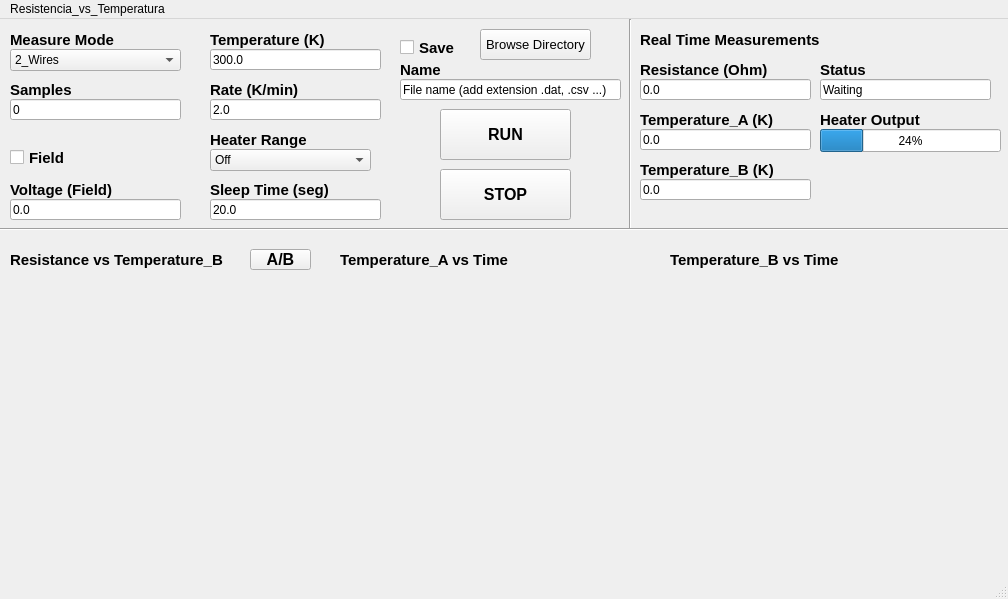
Above: All/Resistencia_multimetro_vs_Temperatura_GUI.ui from agustin92/Doctorado before the change. Below: the same form after it.
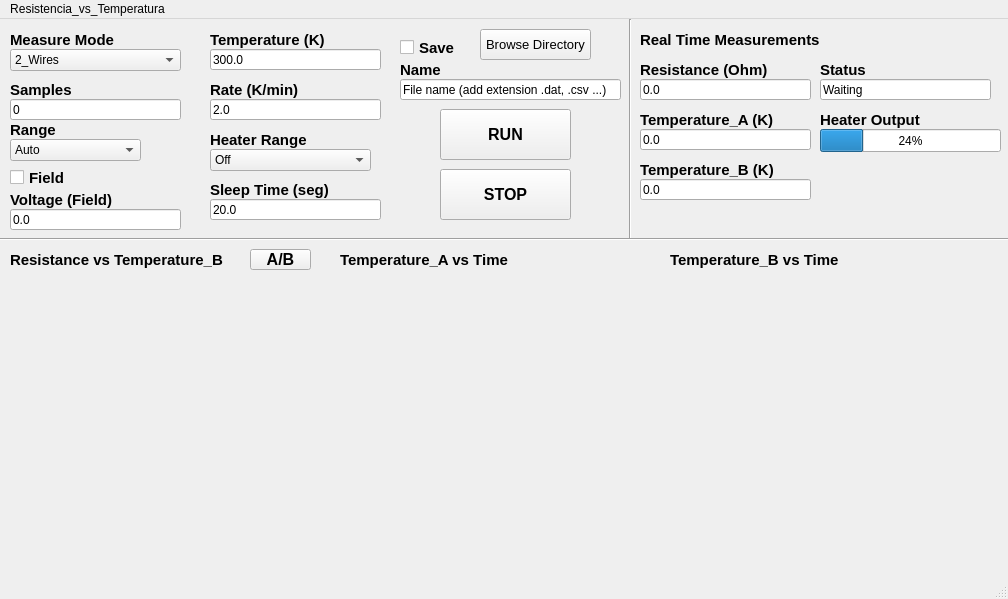
That is the form after the change. Custom widgets are drawn as their Qt base class.

Patch:
```diff
--- a/All/Resistencia_multimetro_vs_Temperatura_GUI.ui
+++ b/All/Resistencia_multimetro_vs_Temperatura_GUI.ui
@@ -74,7 +74,7 @@
     <property name="geometry">
      <rect>
       <x>10</x>
-      <y>130</y>
+      <y>150</y>
       <width>141</width>
       <height>17</height>
      </rect>
@@ -94,7 +94,7 @@
     <property name="geometry">
      <rect>
       <x>10</x>
-      <y>160</y>
+      <y>170</y>
       <width>171</width>
       <height>21</height>
      </rect>
@@ -114,7 +114,7 @@
     <property name="geometry">
      <rect>
       <x>10</x>
-      <y>180</y>
+      <y>190</y>
       <width>171</width>
       <height>21</height>
      </rect>
@@ -408,7 +408,7 @@
       <x>620</x>
       <y>0</y>
       <width>20</width>
-      <height>211</height>
+      <height>221</height>
      </rect>
     </property>
     <property name="orientation">
@@ -419,7 +419,7 @@
     <property name="geometry">
      <rect>
       <x>0</x>
-      <y>200</y>
+      <y>210</y>
       <width>1011</width>
       <height>20</height>
      </rect>
@@ -726,6 +726,81 @@
      </property>
     </item>
    </widget>
+   <widget class="QLabel" name="label_21">
+    <property name="geometry">
+     <rect>
+      <x>10</x>
+      <y>100</y>
+      <width>121</width>
+      <height>21</height>
+     </rect>
+    </property>
+    <property name="font">
+     <font>
+      <pointsize>11</pointsize>
+      <weight>75</weight>
+      <bold>true</bold>
+     </font>
+    </property>
+    <property name="text">
+     <string>Range</string>
+    </property>
+   </widget>
+   <widget class="QComboBox" name="comboBox_3">
+    <property name="geometry">
+     <rect>
+      <x>10</x>
+      <y>120</y>
+      <width>131</width>
+      <height>22</height>
+     </rect>
+    </property>
+    <item>
+     <property name="text">
+      <string>Auto</string>
+     </property>
+    </item>
+    <item>
+     <property name="text">
+      <string>1GOhm</string>
+     </property>
+    </item>
+    <item>
+     <property name="text">
+      <string>100MOhm</string>
+     </property>
+    </item>
+    <item>
+     <property name="text">
+      <string>10MOhm</string>
+     </property>
+    </item>
+    <item>
+     <property name="text">
+      <string>1MOhm</string>
+     </property>
+    </item>
+    <item>
+     <property name="text">
+      <string>100kOhm</string>
+     </property>
+    </item>
+    <item>
+     <property name="text">
+      <string>10kOhm</string>
+     </property>
+    </item>
+    <item>
+     <property name="text">
+      <string>1kOhm</string>
+     </property>
+    </item>
+    <item>
+     <property name="text">
+      <string>100Ohm</string>
+     </property>
+    </item>
+   </widget>
   </widget>
   <widget class="QMenuBar" name="menubar">
    <property name="geometry">
```
